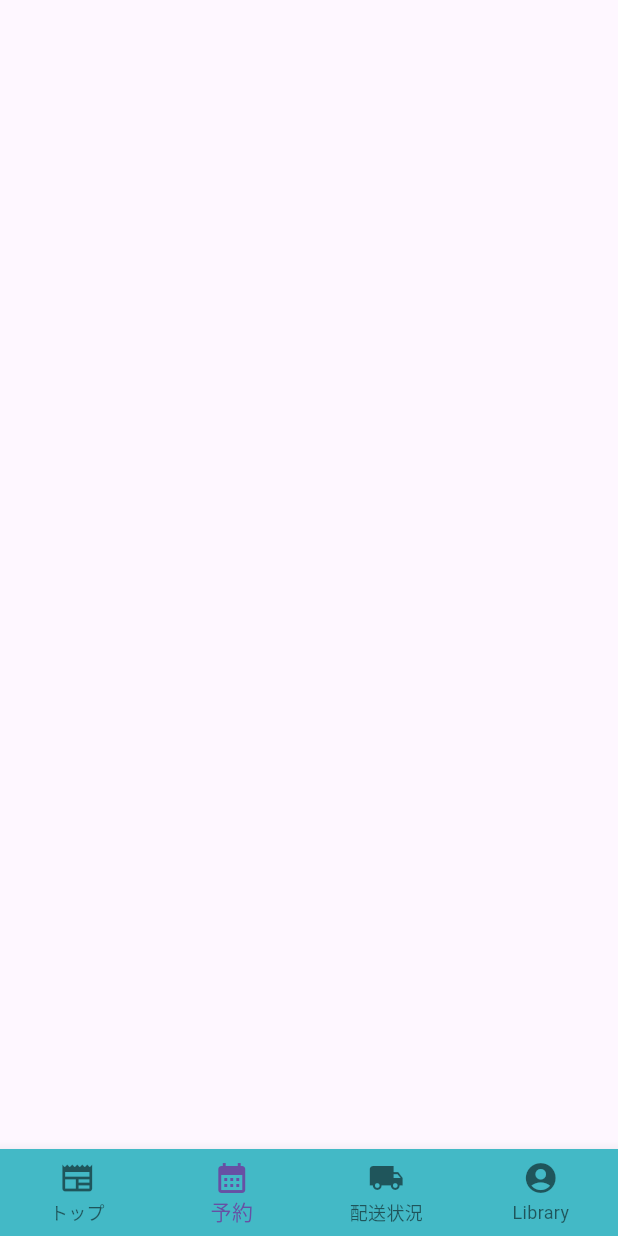
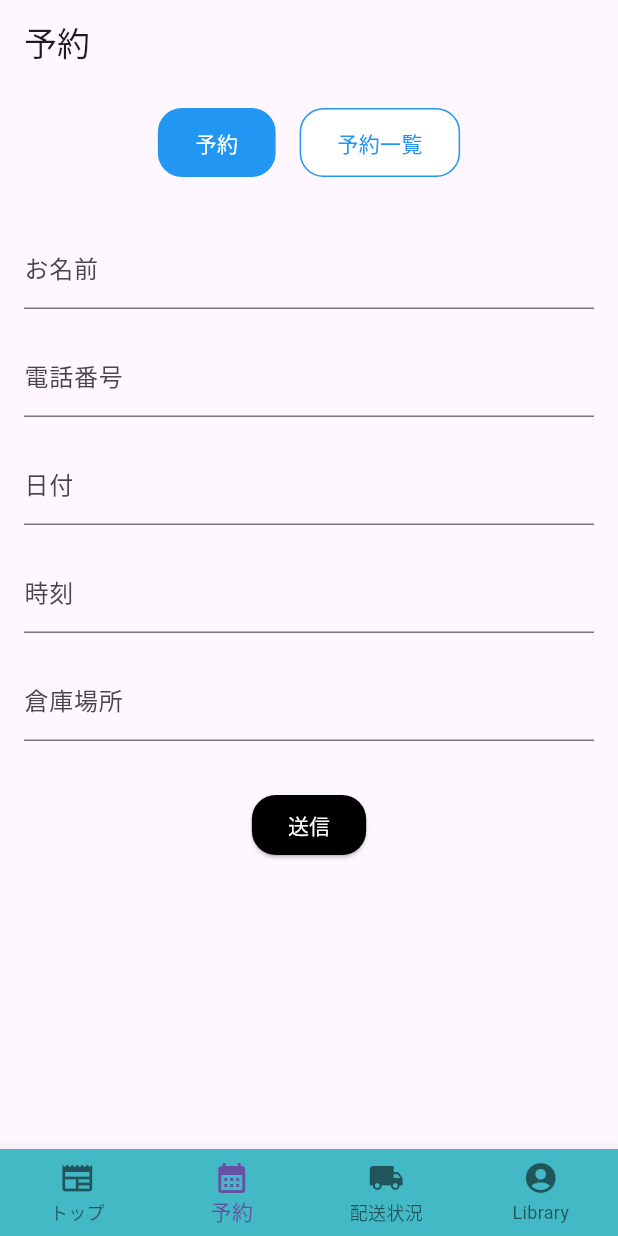
Before and after one commit to IH41jp-ac-hal/TTT, a Flutter app: the screen it shows after launch, item 2 of the bottom bar chosen, on a phone screen of 412 x 824 dp. Run offline on Flutter 3.47's test engine with Material 3 defaults, Android fonts, the phone set to English and light mode, and no system bars; statements that could not run were skipped.

Commit message:
ファイル名変更

```diff
--- a/lib/screens/Browse.dart
+++ /dev/null
@@ -1,18 +0,0 @@
-import 'package:flutter/material.dart';
-import 'package:trukkertrakker/src/app.dart';
-
-void main() => runApp(MyApp());
-
-class BrowseScreen extends StatelessWidget {
-  const BrowseScreen({Key? key}) : super(key: key);
-
-  @override
-  Widget build(BuildContext context) {
-    return MaterialApp(
-      title: 'TruckerTrekker',
-      theme: ThemeData(
-        primarySwatch: Colors.blue,
-      ),
-    );
-  }
-}
--- /dev/null
+++ b/lib/screens/Reservation.dart
@@ -0,0 +1,384 @@
+import 'package:flutter/material.dart';
+import 'package:flutter/services.dart';
+import 'package:trukkertrakker/src/app.dart';
+
+void main() => runApp(MyApp());
+
+class MyApp extends StatelessWidget {
+  @override
+  Widget build(BuildContext context) {
+    return MaterialApp(
+      title: 'TruckerTrekker',
+      theme: ThemeData(
+        primarySwatch: Colors.blue,
+      ),
+      home: ReservationScreen(),
+    );
+  }
+}
+
+class Reservation {
+  final String name;
+  final String phoneNumber;
+  final String date;
+  final String time;
+  final String warehouseLocation;
+
+  Reservation({
+    required this.name,
+    required this.phoneNumber,
+    required this.date,
+    required this.time,
+    required this.warehouseLocation,
+  });
+}
+
+class ReservationScreen extends StatefulWidget {
+  const ReservationScreen({Key? key}) : super(key: key);
+
+  @override
+  _ReservationScreenState createState() => _ReservationScreenState();
+}
+
+class _ReservationScreenState extends State<ReservationScreen> {
+  bool _isReservationSelected = true;
+  final List<Reservation> _reservations = [];
+
+  void _addReservation(Reservation reservation) {
+    setState(() {
+      _reservations.add(reservation);
+    });
+  }
+
+  @override
+  Widget build(BuildContext context) {
+    return Scaffold(
+      appBar: AppBar(
+        title: Text('予約'),
+      ),
+      body: Column(
+        children: <Widget>[
+          Padding(
+            padding: const EdgeInsets.all(16.0),
+            child: Row(
+              mainAxisAlignment: MainAxisAlignment.center,
+              children: <Widget>[
+                GestureDetector(
+                  onTap: () {
+                    setState(() {
+                      _isReservationSelected = true;
+                    });
+                  },
+                  child: Container(
+                    decoration: BoxDecoration(
+                      color:
+                          _isReservationSelected ? Colors.blue : Colors.white,
+                      borderRadius: BorderRadius.circular(16.0),
+                      border: Border.all(color: Colors.blue),
+                    ),
+                    padding:
+                        EdgeInsets.symmetric(vertical: 12.0, horizontal: 24.0),
+                    child: Text(
+                      '予約',
+                      style: TextStyle(
+                        color:
+                            _isReservationSelected ? Colors.white : Colors.blue,
+                      ),
+                    ),
+                  ),
+                ),
+                SizedBox(width: 16.0),
+                GestureDetector(
+                  onTap: () {
+                    setState(() {
+                      _isReservationSelected = false;
+                    });
+                  },
+                  child: Container(
+                    decoration: BoxDecoration(
+                      color:
+                          !_isReservationSelected ? Colors.blue : Colors.white,
+                      borderRadius: BorderRadius.circular(16.0),
+                      border: Border.all(color: Colors.blue),
+                    ),
+                    padding:
+                        EdgeInsets.symmetric(vertical: 12.0, horizontal: 24.0),
+                    child: Text(
+                      '予約一覧',
+                      style: TextStyle(
+                        color: !_isReservationSelected
+                            ? Colors.white
+                            : Colors.blue,
+                      ),
+                    ),
+                  ),
+                ),
+              ],
+            ),
+          ),
+          Expanded(
+            child: _isReservationSelected
+                ? ReservationView(onSubmit: _addReservation)
+                : ListViewWidget(reservations: _reservations),
+          ),
+        ],
+      ),
+    );
+  }
+}
+
+class ReservationView extends StatefulWidget {
+  final Function(Reservation) onSubmit;
+
+  ReservationView({required this.onSubmit});
+
+  @override
+  _ReservationViewState createState() => _ReservationViewState();
+}
+
+class _ReservationViewState extends State<ReservationView> {
+  final _formKey = GlobalKey<FormState>();
+  final _nameController = TextEditingController();
+  final _phoneNumberController = TextEditingController();
+  final _dateController = TextEditingController();
+  final _timeController = TextEditingController();
+  final _warehouseLocationController = TextEditingController();
+
+  @override
+  void dispose() {
+    _nameController.dispose();
+    _phoneNumberController.dispose();
+    _dateController.dispose();
+    _timeController.dispose();
+    _warehouseLocationController.dispose();
+    super.dispose();
+  }
+
+  Future<void> _selectDate(BuildContext context) async {
+    final DateTime? picked = await showDatePicker(
+      context: context,
+      initialDate: DateTime.now(),
+      firstDate: DateTime(2000),
+      lastDate: DateTime(2101),
+    );
+    if (picked != null) {
+      setState(() {
+        _dateController.text = "${picked.toLocal()}".split(' ')[0];
+      });
+    }
+  }
+
+  Future<void> _selectTime(BuildContext context) async {
+    final TimeOfDay? picked = await showTimePicker(
+      context: context,
+      initialTime: TimeOfDay.now(),
+    );
+    if (picked != null) {
+      setState(() {
+        _timeController.text = picked.format(context);
+      });
+    }
+  }
+
+  void _submitForm() {
+    if (_formKey.currentState!.validate()) {
+      final newReservation = Reservation(
+        name: _nameController.text,
+        phoneNumber: _phoneNumberController.text,
+        date: _dateController.text,
+        time: _timeController.text,
+        warehouseLocation: _warehouseLocationController.text,
+      );
+      widget.onSubmit(newReservation);
+      _formKey.currentState!.reset();
+      Navigator.push(
+        context,
+        MaterialPageRoute(
+          builder: (context) => ReservationDetailsScreen(
+            reservation: newReservation,
+          ),
+        ),
+      );
+    }
+  }
+
+  @override
+  Widget build(BuildContext context) {
+    return SingleChildScrollView(
+      child: Form(
+        key: _formKey,
+        child: Padding(
+          padding: const EdgeInsets.all(16.0),
+          child: Column(
+            crossAxisAlignment: CrossAxisAlignment.start,
+            children: [
+              TextFormField(
+                controller: _nameController,
+                decoration: InputDecoration(
+                  labelText: 'お名前',
+                ),
+                validator: (value) {
+                  if (value == null || value.isEmpty) {
+                    return 'お名前を入力してください';
+                  }
+                  return null;
+                },
+              ),
+              SizedBox(height: 16.0),
+              TextFormField(
+                keyboardType: TextInputType.phone, // 数字キーボードを指定
+                inputFormatters: [
+                  FilteringTextInputFormatter.allow(RegExp('[0-9]')), //数字のみ入力
+                  LengthLimitingTextInputFormatter(11) //11文字
+                ],
+                controller: _phoneNumberController,
+                decoration: InputDecoration(
+                  labelText: '電話番号',
+                ),
+                validator: (value) {
+                  if (value == null || value.isEmpty) {
+                    return '電話番号を入力してください';
+                  }
+                  return null;
+                },
+              ),
+              SizedBox(height: 16.0),
+              TextFormField(
+                controller: _dateController,
+                decoration: InputDecoration(
+                  labelText: '日付',
+                ),
+                readOnly: true,
+                onTap: () {
+                  _selectDate(context);
+                },
+                validator: (value) {
+                  if (value == null || value.isEmpty) {
+                    return '日付を入力してください';
+                  }
+                  return null;
+                },
+              ),
+              SizedBox(height: 16.0),
+              TextFormField(
+                controller: _timeController,
+                decoration: InputDecoration(
+                  labelText: '時刻',
+                ),
+                readOnly: true,
+                onTap: () {
+                  _selectTime(context);
+                },
+                validator: (value) {
+                  if (value == null || value.isEmpty) {
+                    return '時刻を入力してください';
+                  }
+                  return null;
+                },
+              ),
+              SizedBox(height: 16.0),
+              TextFormField(
+                controller: _warehouseLocationController,
+                decoration: InputDecoration(
+                  labelText: '倉庫場所',
+                ),
+                validator: (value) {
+                  if (value == null || value.isEmpty) {
+                    return '倉庫場所を入力してください';
+                  }
+                  return null;
+                },
+              ),
+              SizedBox(height: 32.0),
+              Center(
+                child: ElevatedButton(
+                  onPressed: _submitForm,
+                  child: Text(
+                    '送信',
+                    style: TextStyle(
+                      color: Colors.white, // テキストの色を白に設定
+                    ),
+                  ),
+                  style: ButtonStyle(
+                    backgroundColor:
+                        MaterialStateProperty.all(Colors.black), // ボタンの背景色を設定
+                    shape: MaterialStateProperty.all<RoundedRectangleBorder>(
+                      RoundedRectangleBorder(
+                        borderRadius: BorderRadius.circular(16.0), // 角丸の半径を指定
+                      ),
+                    ),
+                  ),
+                ),
+              ),
+            ],
+          ),
+        ),
+      ),
+    );
+  }
+}
+
+class ReservationDetailsScreen extends StatelessWidget {
+  final Reservation reservation;
+
+  ReservationDetailsScreen({required this.reservation});
+
+  @override
+  Widget build(BuildContext context) {
+    return Scaffold(
+      appBar: AppBar(
+        title: Text('予約詳細'),
+      ),
+      body: Padding(
+        padding: const EdgeInsets.all(16.0),
+        child: Column(
+          crossAxisAlignment: CrossAxisAlignment.start,
+          children: [
+            Text('お名前: ${reservation.name}'),
+            SizedBox(height: 8.0),
+            Text('電話番号: ${reservation.phoneNumber}'),
+            SizedBox(height: 8.0),
+            Text('日付: ${reservation.date}'),
+            SizedBox(height: 8.0),
+            Text('時刻: ${reservation.time}'),
+            SizedBox(height: 8.0),
+            Text('倉庫場所: ${reservation.warehouseLocation}'),
+          ],
+        ),
+      ),
+    );
+  }
+}
+
+class ListViewWidget extends StatelessWidget {
+  final List<Reservation> reservations;
+
+  ListViewWidget({required this.reservations});
+
+  @override
+  Widget build(BuildContext context) {
+    return ListView.separated(
+      shrinkWrap: true, // ここに追加する
+      itemCount: reservations.length,
+      itemBuilder: (context, index) {
+        final reservation = reservations[index];
+        //予約一覧の見出し
+        return ListTile(
+          title: Text(reservation.name),
+          subtitle: Text('${reservation.date} ${reservation.time}'),
+          onTap: () {
+            Navigator.push(
+              context,
+              MaterialPageRoute(
+                builder: (context) => ReservationDetailsScreen(
+                  reservation: reservation,
+                ),
+              ),
+            );
+          },
+        );
+      },
+      separatorBuilder: (context, index) => Divider(), // ここで区切り線を追加する
+    );
+  }
+}
--- a/lib/src/app.dart
+++ b/lib/src/app.dart
@@ -1,8 +1,8 @@
 import 'package:flutter/material.dart';
 import 'package:trukkertrakker/screens/HomePage.dart';
-import 'package:trukkertrakker/screens/Browse.dart';
+import 'package:trukkertrakker/screens/Reservation.dart';
 import 'package:trukkertrakker/screens/Information.dart';
-import 'package:trukkertrakker/screens/Library.dart';
+import 'package:trukkertrakker/screens/acount.dart';
 
 class MyApp extends StatelessWidget {
   const MyApp({Key? key}) : super(key: key);
@@ -27,9 +27,9 @@ class MyStatefulWidget extends StatefulWidget {
 class _MyStatefulWidgetState extends State<MyStatefulWidget> {
   static const _screens = [
     HomePageScreen(),
-    BrowseScreen(),
+    ReservationScreen(),
     InformationScreen(),
-    LibraryScreen(),
+    acountScreen(),
   ];
 
   int _selectedIndex = 0;
```
Also changed, not shown: lib/screens/acount.dart (renamed from lib/screens/Library.dart).
